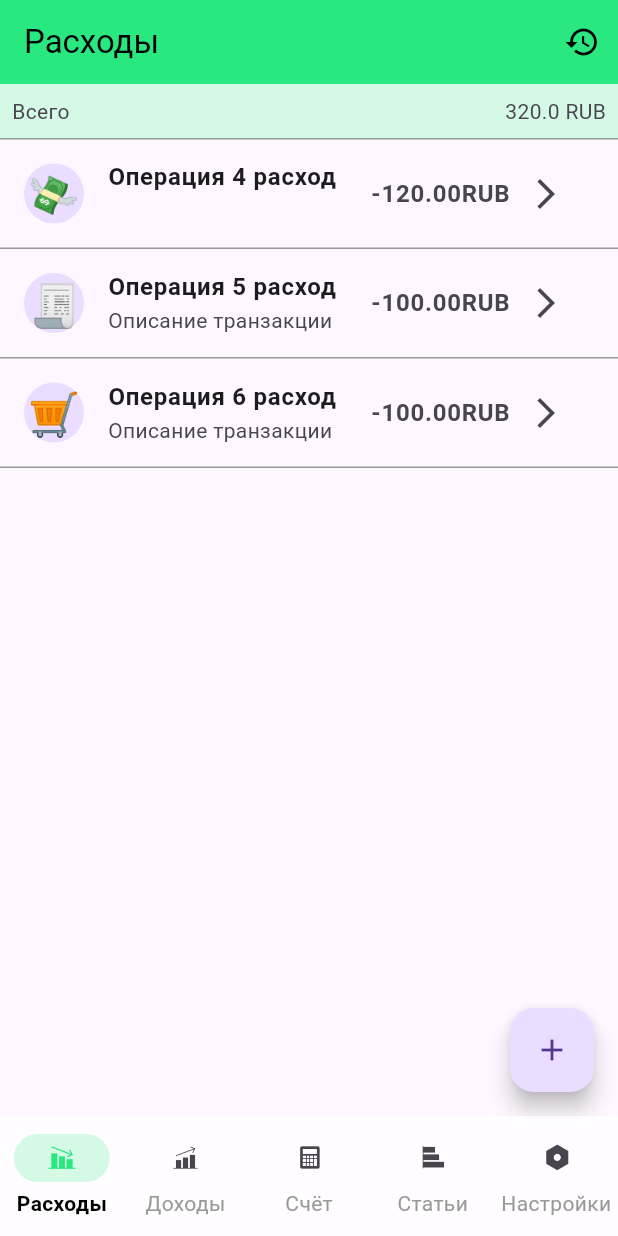
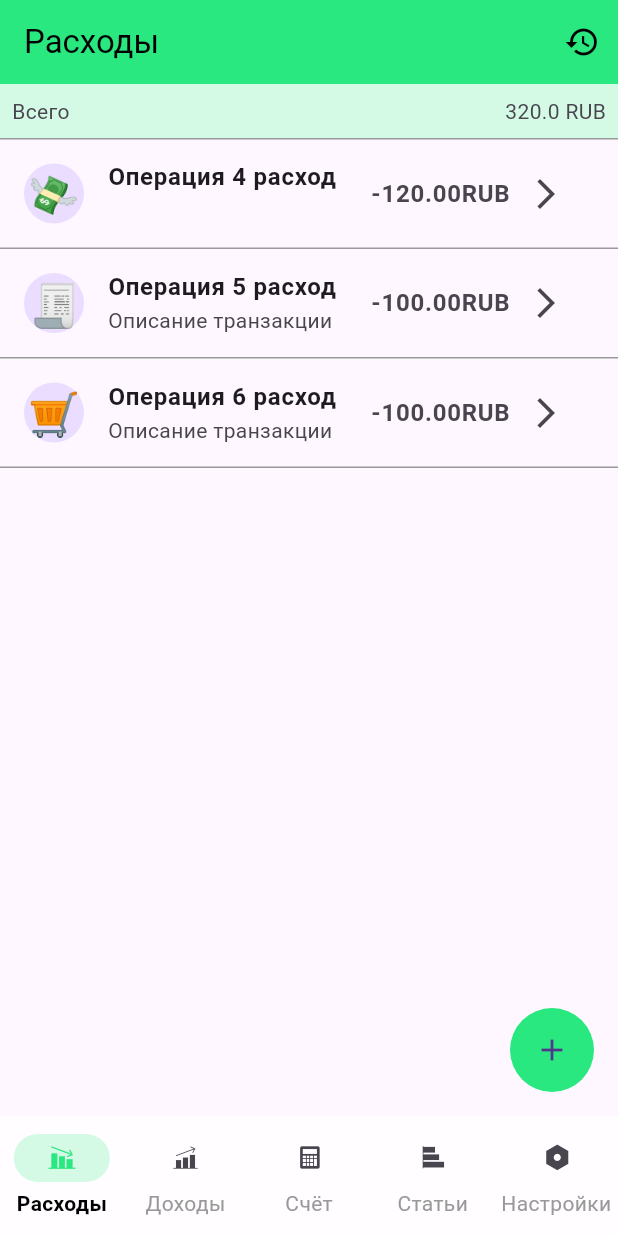
Before and after one commit to pablobagdal/CoinsIO, a Flutter app: the screen it shows after launch, on a phone screen of 412 x 824 dp. Run offline on Flutter 3.47's test engine with Material 3 defaults, Android fonts, the phone set to English and light mode, and no system bars; our stand-ins replace flutter_bloc, freezed_annotation; generated files the repository leaves out were written again.

Commit message:
theme for fab

```diff
--- a/lib/core/themes/app_theme.dart
+++ b/lib/core/themes/app_theme.dart
@@ -46,6 +46,15 @@ abstract class AppTheme {
         }
       }),
     ),
+    floatingActionButtonTheme: FloatingActionButtonThemeData(
+      shape: const CircleBorder(),
+      elevation: 0,
+      focusElevation: 0,
+      hoverElevation: 0,
+      disabledElevation: 0,
+      highlightElevation: 0,
+      backgroundColor: AppColors.greenbright1,
+    ),
     brightness: Brightness.light,
     useMaterial3: true,
   );
```
